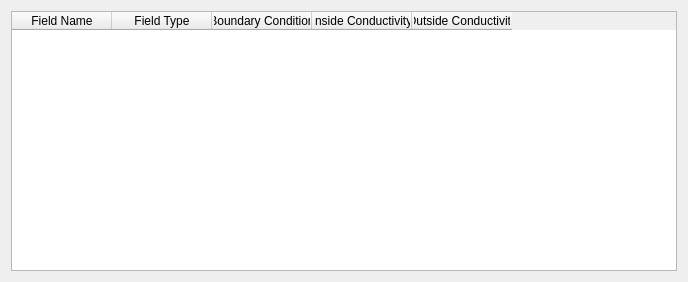
Qt form src/Interface/Modules/Forward/BuildBEMatrix.ui (SCIInstitute/SCIRun) before a commit.
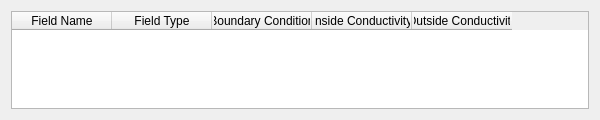
The same form after that commit.

Commit message: Port/dialog infra

```diff
--- a/src/Interface/Modules/Forward/BuildBEMatrix.ui
+++ b/src/Interface/Modules/Forward/BuildBEMatrix.ui
@@ -6,10 +6,16 @@
    <rect>
     <x>0</x>
     <y>0</y>
-    <width>684</width>
-    <height>282</height>
+    <width>600</width>
+    <height>120</height>
    </rect>
   </property>
+  <property name="minimumSize">
+   <size>
+    <width>600</width>
+    <height>120</height>
+   </size>
+  </property>
   <property name="windowTitle">
    <string>Dialog</string>
   </property>
@@ -18,7 +24,7 @@
     <widget class="QTableWidget" name="tableWidget">
      <property name="minimumSize">
       <size>
-       <width>666</width>
+       <width>550</width>
        <height>0</height>
       </size>
      </property>
```
The commit also changes 6 other files.
